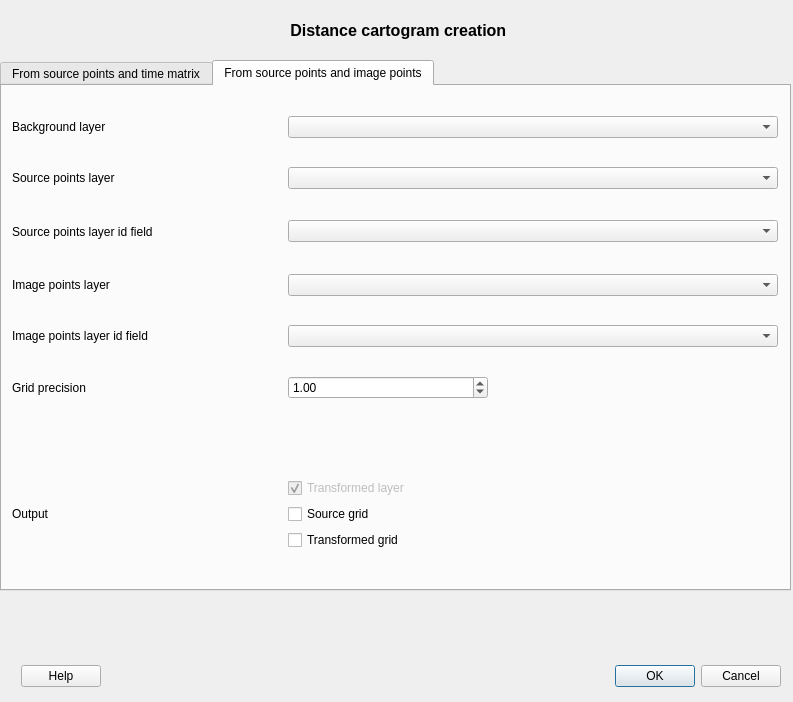
Before: the Qt Designer form dist_cartogram_dialog_base.ui in mthh/QgisDistanceCartogramPlugin, drawn with Qt 5.
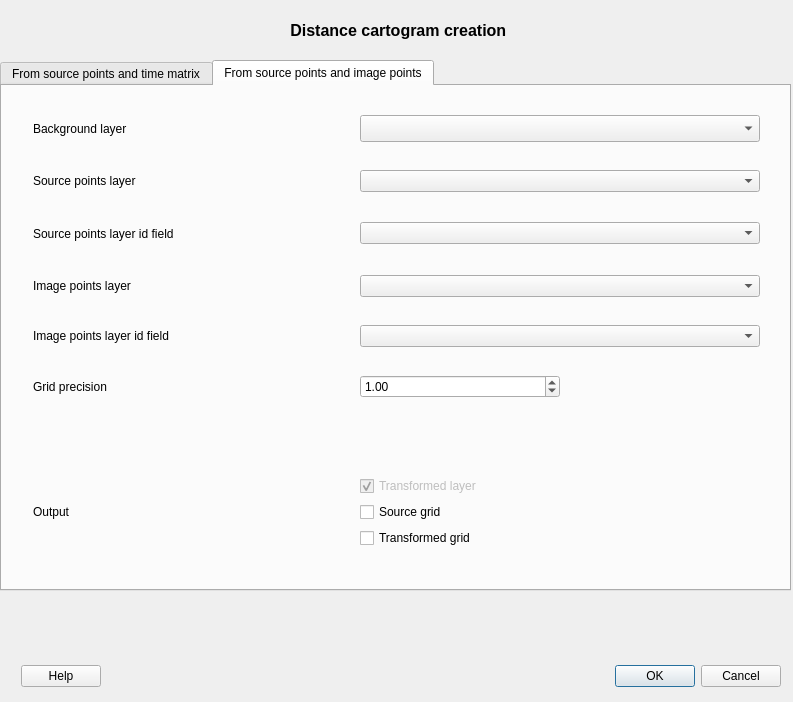
After: the same form once the commit is applied. The open tabs and pages were chosen to show the change. Custom widgets are drawn as their Qt base class.

Commit message: Translation + Dialog layout

What changed in the file:
```diff
--- a/dist_cartogram_dialog_base.ui
+++ b/dist_cartogram_dialog_base.ui
@@ -418,11 +418,11 @@
       <rect>
        <x>10</x>
        <y>7</y>
-       <width>778</width>
+       <width>771</width>
        <height>481</height>
       </rect>
      </property>
-     <layout class="QGridLayout" name="gridLayout_3" columnminimumwidth="200,500">
+     <layout class="QGridLayout" name="gridLayout_3">
       <property name="sizeConstraint">
        <enum>QLayout::SetDefaultConstraint</enum>
       </property>
@@ -470,13 +470,13 @@
        <widget class="QgsFieldComboBox" name="mFieldComboBox_2">
         <property name="minimumSize">
          <size>
-          <width>350</width>
+          <width>400</width>
           <height>0</height>
          </size>
         </property>
         <property name="maximumSize">
          <size>
-          <width>490</width>
+          <width>400</width>
           <height>16777215</height>
          </size>
         </property>
@@ -511,13 +511,13 @@
        <widget class="QLabel" name="label_10">
         <property name="minimumSize">
          <size>
-          <width>140</width>
+          <width>190</width>
           <height>0</height>
          </size>
         </property>
         <property name="maximumSize">
          <size>
-          <width>270</width>
+          <width>320</width>
           <height>16777215</height>
          </size>
         </property>
@@ -526,22 +526,6 @@
         </property>
        </widget>
       </item>
-      <item row="0" column="1">
-       <widget class="QgsMapLayerComboBox" name="backgroundLayerComboBox_2">
-        <property name="minimumSize">
-         <size>
-          <width>350</width>
-          <height>0</height>
-         </size>
-        </property>
-        <property name="maximumSize">
-         <size>
-          <width>490</width>
-          <height>16777215</height>
-         </size>
-        </property>
-       </widget>
-      </item>
       <item row="7" column="0">
        <widget class="QLabel" name="label_14">
         <property name="minimumSize">
@@ -561,33 +545,17 @@
         </property>
        </widget>
       </item>
-      <item row="4" column="1">
-       <widget class="QgsFieldComboBox" name="mImageFieldComboBox_2">
-        <property name="minimumSize">
-         <size>
-          <width>350</width>
-          <height>0</height>
-         </size>
-        </property>
-        <property name="maximumSize">
-         <size>
-          <width>490</width>
-          <height>16777215</height>
-         </size>
-        </property>
-       </widget>
-      </item>
-      <item row="0" column="0">
+      <item row="0" column="0" alignment="Qt::AlignHCenter">
        <widget class="QLabel" name="label_12">
         <property name="minimumSize">
          <size>
-          <width>140</width>
+          <width>300</width>
           <height>0</height>
          </size>
         </property>
         <property name="maximumSize">
          <size>
-          <width>270</width>
+          <width>320</width>
           <height>16777215</height>
          </size>
         </property>
@@ -603,13 +571,13 @@
        <widget class="QLabel" name="label_17">
         <property name="minimumSize">
          <size>
-          <width>140</width>
+          <width>300</width>
           <height>0</height>
          </size>
         </property>
         <property name="maximumSize">
          <size>
-          <width>270</width>
+          <width>320</width>
           <height>16777215</height>
          </size>
         </property>
@@ -625,13 +593,13 @@
        <widget class="QgsMapLayerComboBox" name="pointLayerComboBox_2">
         <property name="minimumSize">
          <size>
-          <width>350</width>
+          <width>400</width>
           <height>0</height>
          </size>
         </property>
         <property name="maximumSize">
          <size>
-          <width>490</width>
+          <width>400</width>
           <height>16777215</height>
          </size>
         </property>
@@ -641,13 +609,13 @@
        <widget class="QLabel" name="label_16">
         <property name="minimumSize">
          <size>
-          <width>140</width>
+          <width>300</width>
           <height>0</height>
          </size>
         </property>
         <property name="maximumSize">
          <size>
-          <width>270</width>
+          <width>320</width>
           <height>16777215</height>
          </size>
         </property>
@@ -660,13 +628,13 @@
        <widget class="QLabel" name="label_15">
         <property name="minimumSize">
          <size>
-          <width>270</width>
+          <width>300</width>
           <height>27</height>
          </size>
         </property>
         <property name="maximumSize">
          <size>
-          <width>270</width>
+          <width>320</width>
           <height>16777215</height>
          </size>
         </property>
@@ -679,13 +647,13 @@
        <widget class="QLabel" name="label_32">
         <property name="minimumSize">
          <size>
-          <width>140</width>
+          <width>300</width>
           <height>0</height>
          </size>
         </property>
         <property name="maximumSize">
          <size>
-          <width>270</width>
+          <width>320</width>
           <height>16777215</height>
          </size>
         </property>
@@ -698,13 +666,13 @@
        <widget class="QgsMapLayerComboBox" name="imagePointLayerComboBox_2">
         <property name="minimumSize">
          <size>
-          <width>350</width>
+          <width>400</width>
           <height>0</height>
          </size>
         </property>
         <property name="maximumSize">
          <size>
-          <width>490</width>
+          <width>400</width>
           <height>16777215</height>
          </size>
         </property>
@@ -726,6 +694,38 @@
         </property>
        </spacer>
       </item>
+      <item row="4" column="1">
+       <widget class="QgsFieldComboBox" name="mImageFieldComboBox_2">
+        <property name="minimumSize">
+         <size>
+          <width>400</width>
+          <height>0</height>
+         </size>
+        </property>
+        <property name="maximumSize">
+         <size>
+          <width>400</width>
+          <height>16777215</height>
+         </size>
+        </property>
+       </widget>
+      </item>
+      <item row="0" column="1">
+       <widget class="QgsMapLayerComboBox" name="backgroundLayerComboBox_2">
+        <property name="minimumSize">
+         <size>
+          <width>400</width>
+          <height>0</height>
+         </size>
+        </property>
+        <property name="maximumSize">
+         <size>
+          <width>400</width>
+          <height>27</height>
+         </size>
+        </property>
+       </widget>
+      </item>
      </layout>
     </widget>
    </widget>
```
Left out of the diff: 48 changed lines with no effect on the pictures. The commit also changes 3 other files.
